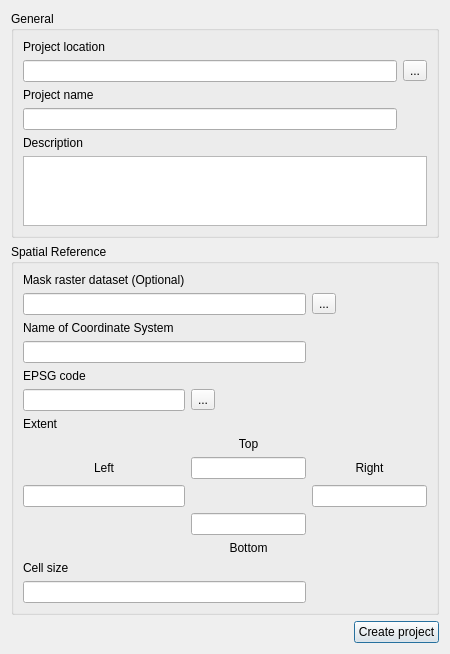
This is core/uis/ProjectManagement_ui/Project.ui in BGR-EGHA/LSAT as Qt 5 draws it before an edit. The edited form follows.
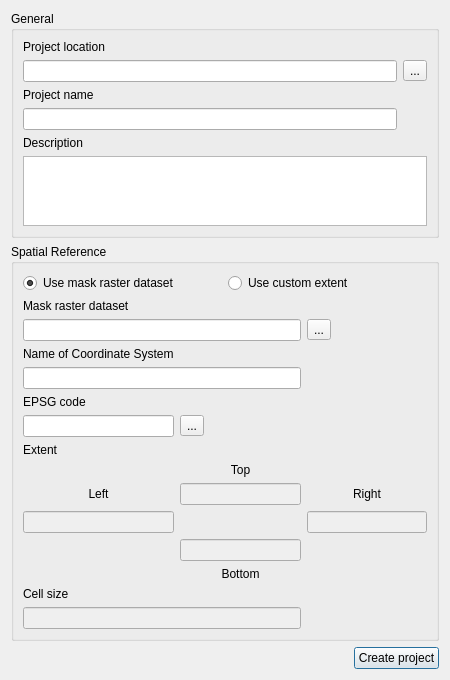
This is the edited form.

What changed in the file:
```diff
--- a/core/uis/ProjectManagement_ui/Project.ui
+++ b/core/uis/ProjectManagement_ui/Project.ui
@@ -41,11 +41,32 @@
        <property name="title">
         <string>Spatial Reference</string>
        </property>
-       <layout class="QVBoxLayout" name="verticalLayout_3">
-        <item>
+       <layout class="QGridLayout" name="gridLayout">
+        <item row="0" column="0">
+         <widget class="QRadioButton" name="maskRadioButton">
+          <property name="text">
+           <string>Use mask raster dataset</string>
+          </property>
+          <property name="checked">
+           <bool>true</bool>
+          </property>
+         </widget>
+        </item>
+        <item row="0" column="1">
+         <widget class="QRadioButton" name="customExtentRadioButton">
+          <property name="text">
+           <string>Use custom extent</string>
+          </property>
+         </widget>
+        </item>
+        <item row="1" column="0" colspan="2">
          <layout class="QGridLayout" name="spatialReferenceGroupBoxGridLayout">
           <item row="10" column="2">
-           <widget class="QLineEdit" name="rightLineEdit"/>
+           <widget class="QLineEdit" name="rightLineEdit">
+            <property name="enabled">
+             <bool>false</bool>
+            </property>
+           </widget>
           </item>
           <item row="8" column="1">
            <widget class="QLabel" name="topLabel">
@@ -85,7 +106,11 @@
            </widget>
           </item>
           <item row="12" column="1">
-           <widget class="QLineEdit" name="bottomLineEdit"/>
+           <widget class="QLineEdit" name="bottomLineEdit">
+            <property name="enabled">
+             <bool>false</bool>
+            </property>
+           </widget>
           </item>
           <item row="9" column="0">
            <widget class="QLabel" name="leftLabel">
@@ -100,12 +125,16 @@
           <item row="0" column="0">
            <widget class="QLabel" name="maskRasterDatasetLabel">
             <property name="text">
-             <string>Mask raster dataset (Optional)</string>
+             <string>Mask raster dataset</string>
             </property>
            </widget>
           </item>
           <item row="9" column="1">
-           <widget class="QLineEdit" name="topLineEdit"/>
+           <widget class="QLineEdit" name="topLineEdit">
+            <property name="enabled">
+             <bool>false</bool>
+            </property>
+           </widget>
           </item>
           <item row="1" column="2">
            <widget class="QToolButton" name="maskRasterDatasetToolButton">
@@ -115,10 +144,18 @@
            </widget>
           </item>
           <item row="10" column="0">
-           <widget class="QLineEdit" name="leftLineEdit"/>
+           <widget class="QLineEdit" name="leftLineEdit">
+            <property name="enabled">
+             <bool>false</bool>
+            </property>
+           </widget>
           </item>
           <item row="15" column="0" colspan="2">
-           <widget class="QLineEdit" name="cellsizeLineEdit"/>
+           <widget class="QLineEdit" name="cellsizeLineEdit">
+            <property name="enabled">
+             <bool>false</bool>
+            </property>
+           </widget>
           </item>
           <item row="9" column="2">
            <widget class="QLabel" name="rightLabel">
```
